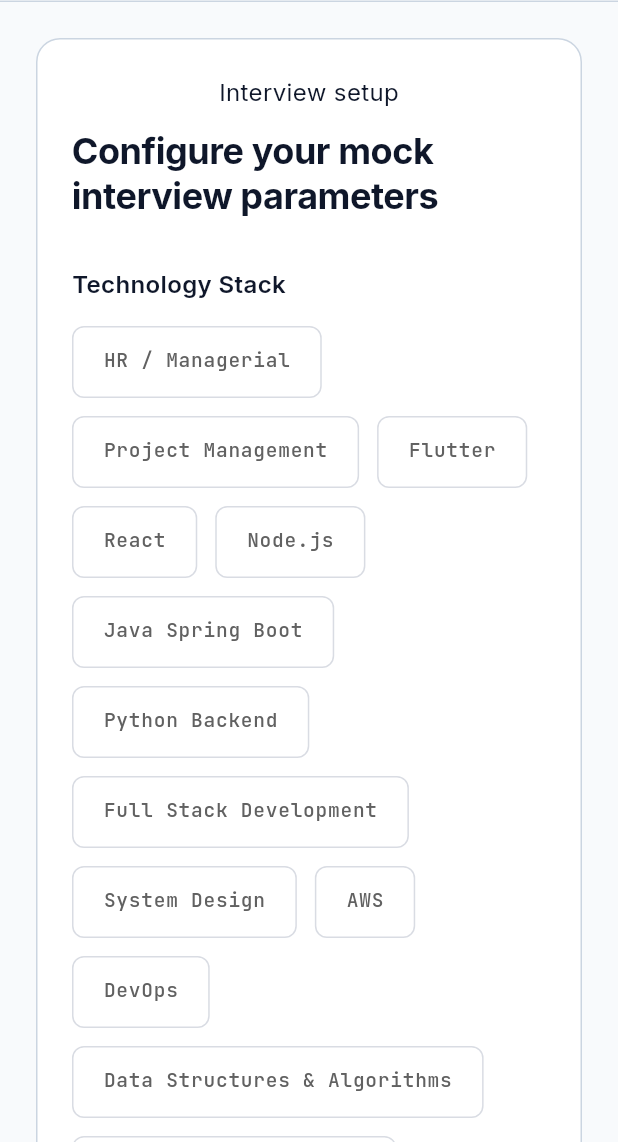
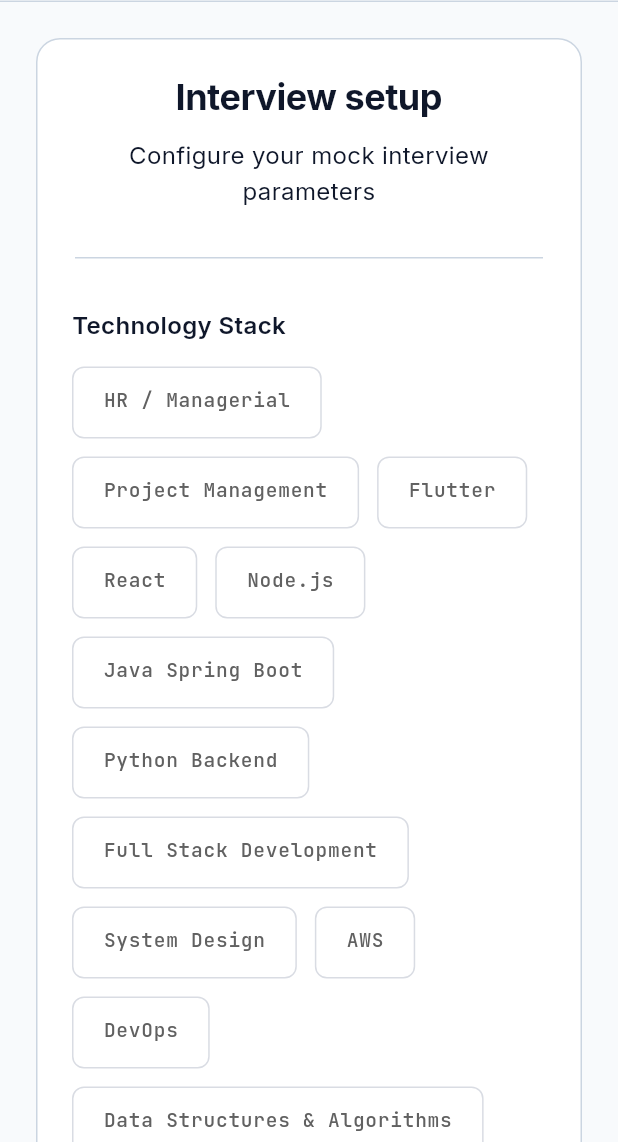
Before and after one commit to sumitsg/interview_preperation_buddy, a Flutter app: the screen it shows after launch, on a phone screen of 412 x 824 dp, the part 94-1236 px from its top. Run offline on Flutter 3.47's test engine with Material 3 defaults, Android fonts, the phone set to English and light mode, and no system bars; our stand-ins replace equatable, flutter_bloc, flutter_dotenv, flutter_tts, get_it, google_fonts and 3 more.

Commit message:
divider added

```diff
--- a/lib/app/startup/app.dart
+++ b/lib/app/startup/app.dart
@@ -1,11 +1,9 @@
 import 'package:flutter/material.dart';
 import 'package:flutter_bloc/flutter_bloc.dart';
 import 'package:interview_preperation_buddy/app/themes/app_theme.dart';
-import 'package:interview_preperation_buddy/feature/feedback/screens/pages/evaluation_page.dart';
 import 'package:interview_preperation_buddy/feature/interview/controller/interview_setup_bloc/interview_setup_bloc.dart';
 import 'package:interview_preperation_buddy/feature/interview/screens/pages/interview_setup_page.dart';
 import '../../feature/interview/bloc/interview_bloc.dart';
-import 'package:interview_preperation_buddy/feature/interview/controller/interview_setup_bloc/interview_setup_bloc.dart';
 
 import '../di/injection_container.dart';
 
--- a/lib/feature/interview/screens/pages/interview_setup_page.dart
+++ b/lib/feature/interview/screens/pages/interview_setup_page.dart
@@ -60,7 +60,7 @@
                           child: Column(
                             crossAxisAlignment: CrossAxisAlignment.start,
                             children: [
-                              Center(child: AppText("Interview setup", style: AppTextStyles.bodyLarge)),
+                              Center(child: AppText("Interview setup", style: AppTextStyles.headline2)),
 
                               const SizedBox(height: 12),
 
@@ -68,11 +68,14 @@
                               Center(
                                 child: AppText(
                                   "Configure your mock interview parameters",
-                                  style: AppTextStyles.headline2,
+                                  textAlign: TextAlign.center,
+                                  style: AppTextStyles.bodyLarge,
                                 ),
                               ),
 
                               //
+                              const SizedBox(height: 32),
+                              Divider(indent: 2, endIndent: 2),
                               const SizedBox(height: 32),
 
                               BlocSelector<InterviewSetupBloc, InterviewSetupState, String?>(
```
